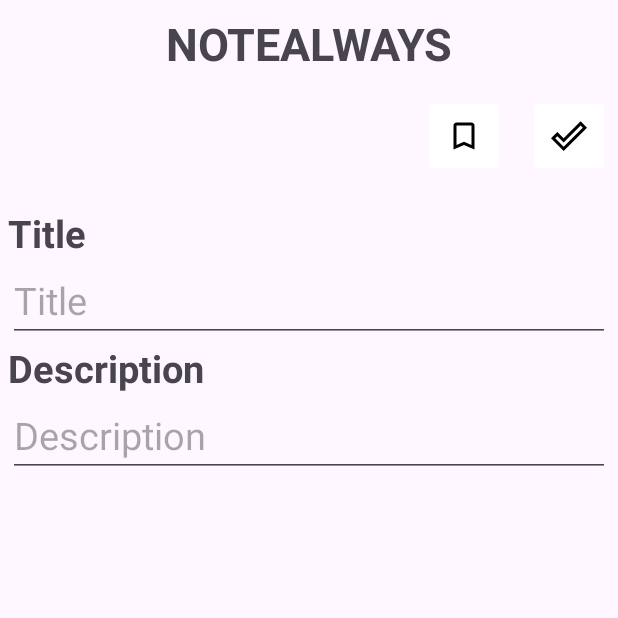
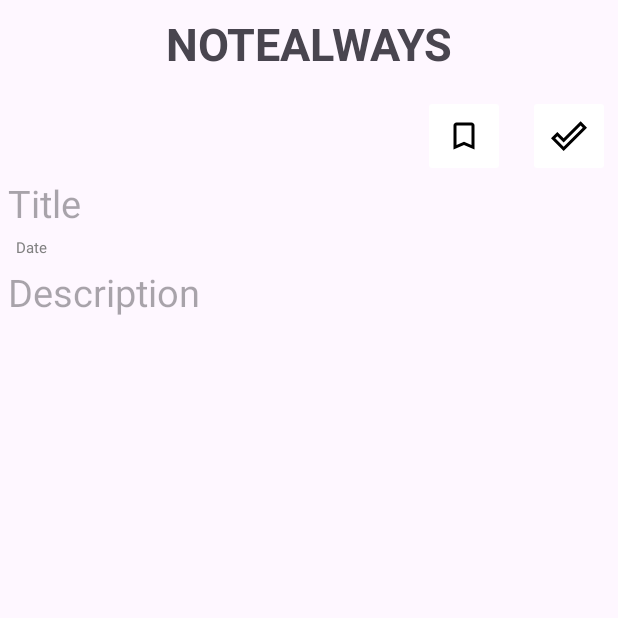
Before and after one commit to 48Shruti/NoteAlways, an Android app: the AddNotesFragment screen opened through its navigation route, on a phone screen of 412 x 824 dp, the top half of it. Run offline under Robolectric (Android 15) with nearby library versions, the phone set to English and light mode, and no system bars; our stand-ins replace Firebase (no records; nobody signed in at launch, a user with empty details on screens opened directly), data binding.

Commit message:
changes in add notes fragment

```diff
--- a/app/src/main/java/com/shruti/notealways/AddNotesFragment.kt
+++ b/app/src/main/java/com/shruti/notealways/AddNotesFragment.kt
@@ -30,7 +30,6 @@ class AddNotesFragment : Fragment(),NotesInterface {
     lateinit var adapter: NotesAdapter
      lateinit var  mainActivity : MainActivity
      var item = arrayListOf<NotesDataClass>()
-    lateinit var navController: NavController
     override fun onCreate(savedInstanceState: Bundle?) {
         super.onCreate(savedInstanceState)
         mainActivity = activity as MainActivity
--- a/app/src/main/java/com/shruti/notealways/MainFragment.kt
+++ b/app/src/main/java/com/shruti/notealways/MainFragment.kt
@@ -21,6 +21,7 @@ import com.shruti.notealways.databinding.BottomsheetTodoBinding
 import com.shruti.notealways.databinding.FragmentBottomsheetBinding
 import com.shruti.notealways.databinding.FragmentMainBinding
 import java.util.Calendar
+import java.util.Locale
 
 // TODO: Rename parameter arguments, choose names that match
 // the fragment initialization parameters, e.g. ARG_ITEM_NUMBER
@@ -123,12 +124,13 @@ class MainFragment : Fragment(),NotesInterface, TodoInterface {
                 else{
 
                     firebase.collection("todo").add(
-                        TodoDataClass(title = dialogBindingTodo.ettodo.text.toString())
+                        TodoDataClass(title = dialogBindingTodo.ettodo.text.toString(),
+                            time = dialogBindingTodo.btnsetdata.text.toString())
                     )
                         .addOnSuccessListener {
                             Toast.makeText(mainActivity, "Data Added",Toast.LENGTH_SHORT).show()
                                 getCollectionTodo()
-                            System.out.println("its working vanshika")
+
                         }
                         .addOnCanceledListener{
                             Toast.makeText(mainActivity, "Data cancel",Toast.LENGTH_SHORT).show()
--- a/app/src/main/java/com/shruti/notealways/NotesDataClass.kt
+++ b/app/src/main/java/com/shruti/notealways/NotesDataClass.kt
@@ -7,5 +7,5 @@ data class NotesDataClass(
     val title : String ?= "",
     val description : String ?= "",
     var id : String ?= "",
-    var date :String = SimpleDateFormat("dd/MM/yyyy").format(Calendar.getInstance().time)
+    var date :String = SimpleDateFormat("dd/MM/yyyy  hh:mm:a").format(Calendar.getInstance().time)
 )
--- a/app/src/main/java/com/shruti/notealways/TodoDataClass.kt
+++ b/app/src/main/java/com/shruti/notealways/TodoDataClass.kt
@@ -5,4 +5,4 @@ import android.icu.util.Calendar
 
 data class TodoDataClass(var title : String ?= "",
                          var id :String ?= "",
-    var time : String = SimpleDateFormat("dd/MM/yyyy").format(Calendar.getInstance().time))
+    var time : String ?= "" )
--- a/app/src/main/res/layout/fragment_add_notes.xml
+++ b/app/src/main/res/layout/fragment_add_notes.xml
@@ -41,31 +41,28 @@
                 android:padding="@dimen/size_15dp"
                 android:onClick="@{()->addnotesFragment.NotesClick()}"/>
         </LinearLayout>
-
-        <TextView
-            android:layout_width="match_parent"
-            android:layout_height="wrap_content"
-            android:paddingTop="@dimen/size_20dp"
-            android:text="@string/title"
-            android:textSize="@dimen/size_25sp"
-            android:textStyle="bold"/>
         <EditText
             android:layout_width="match_parent"
             android:layout_height="wrap_content"
             android:hint="@string/title"
             android:textSize="@dimen/size_25sp"
-            android:id="@+id/ettitle"/>
+            android:id="@+id/ettitle"
+            android:background="@android:color/transparent"/>
         <TextView
-            android:layout_width="match_parent"
+            android:layout_width="wrap_content"
             android:layout_height="wrap_content"
-            android:text="@string/description"
-            android:textSize="@dimen/size_25sp"
-            android:textStyle="bold"/>
+            android:text="@string/date"
+            android:textSize="@dimen/size_10dp"
+            android:padding="@dimen/size_5dp"
+            android:textColor="#808080"
+            android:id="@+id/tvdateview" />
         <EditText
             android:layout_width="match_parent"
-            android:layout_height="wrap_content"
+            android:layout_height="match_parent"
             android:hint="@string/description"
             android:textSize="@dimen/size_25sp"
-            android:id="@+id/etdescription" />
+            android:gravity="top|start"
+            android:id="@+id/etdescription"
+            android:background="@android:color/transparent" />
     </LinearLayout>
 </layout>
--- a/app/src/main/res/layout/notes_layout_view.xml
+++ b/app/src/main/res/layout/notes_layout_view.xml
@@ -24,6 +24,7 @@
         android:layout_width="match_parent"
         android:layout_height="wrap_content"
         android:text="Description"
+        android:textColor="#808080"
         android:padding="@dimen/size_5dp"
         android:textSize="@dimen/size_15dp"/>
     <TextView
@@ -32,7 +33,7 @@
         android:layout_height="wrap_content"
         android:text="@string/date"
         android:paddingRight="@dimen/size_5dp"
-        android:textColor="@color/black"
+        android:textColor="#808080"
         android:layout_gravity="right"
         android:textSize="@dimen/size_10dp"/>
 
--- a/app/src/main/res/layout/todo_layout_view.xml
+++ b/app/src/main/res/layout/todo_layout_view.xml
@@ -23,6 +23,7 @@
         android:id="@+id/titletodo"
         android:textStyle="bold"
         android:text="todo"/>
+
     <TextView
         android:id="@+id/datetodo"
         android:layout_width="wrap_content"
@@ -31,5 +32,6 @@
         android:paddingRight="@dimen/size_5dp"
         android:layout_gravity="bottom"
         android:textSize="@dimen/size_10dp"/>
+
 </LinearLayout>
     </androidx.cardview.widget.CardView>
```
